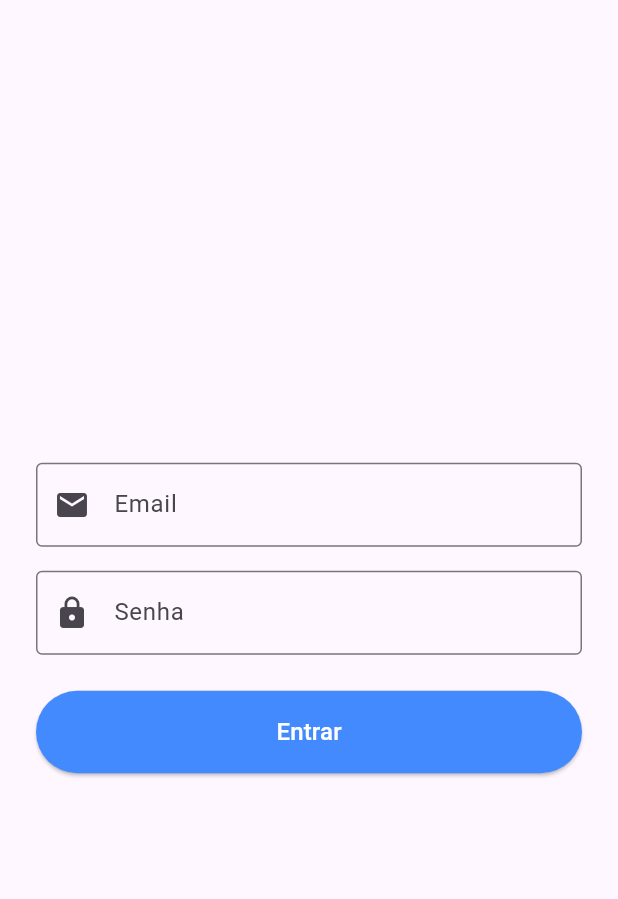
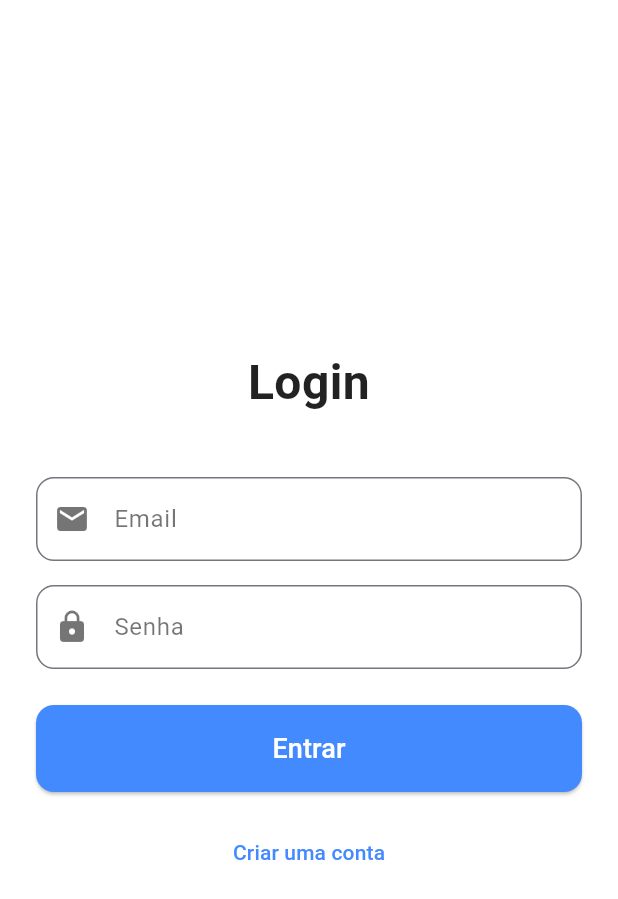
Before and after one commit to lucas-lima-developer/fiap_m03_mobile_flutter, a Flutter app: the screen it shows after launch, on a phone screen of 412 x 824 dp. Shown: the top 899 px of the screen. Run offline on Flutter 3.47's test engine with Material 3 defaults, Android fonts, the phone set to English and light mode, and no system bars; our stand-ins replace firebase_auth, firebase_core; accounts and stored records are empty.

Commit message:
Alterando git ingore

```diff
--- a/lib/main.dart
+++ b/lib/main.dart
@@ -1,8 +1,22 @@
 import 'package:flutter/material.dart';
-import 'pages/login_page.dart';
+import 'package:firebase_core/firebase_core.dart';
+import 'package:provider/provider.dart';
+import 'providers/auth_provider.dart';
+import 'screens/login_screen.dart';
+import 'screens/register_screen.dart'; // Importe a tela de cadastro
 
-void main() {
-  runApp(const MyApp());
+void main() async {
+  WidgetsFlutterBinding.ensureInitialized();
+  await Firebase.initializeApp(); // Inicia Firebase
+
+  runApp(
+    MultiProvider(
+      providers: [
+        ChangeNotifierProvider(create: (context) => AuthProvider()),
+      ],
+      child: const MyApp(),
+    ),
+  );
 }
 
 class MyApp extends StatelessWidget {
@@ -12,7 +26,12 @@ class MyApp extends StatelessWidget {
   Widget build(BuildContext context) {
     return MaterialApp(
       debugShowCheckedModeBanner: false,
-      home: const LoginPage(),
+      initialRoute: '/login', // Rota inicial
+      routes: {
+        '/login': (context) => const LoginScreen(), // Rota para a tela de login
+        '/register': (context) =>
+            const RegisterScreen(), // Rota para a tela de cadastro
+      },
     );
   }
 }
--- a/lib/pages/login_page.dart
+++ /dev/null
@@ -1,67 +0,0 @@
-import 'package:flutter/material.dart';
-
-class LoginPage extends StatelessWidget {
-  const LoginPage({super.key});
-
-  @override
-  Widget build(BuildContext context) {
-    final emailController = TextEditingController();
-    final senhaController = TextEditingController();
-
-    return Scaffold(
-      body: Padding(
-        padding: const EdgeInsets.all(24.0),
-        child: Column(
-          mainAxisAlignment: MainAxisAlignment.center,
-          crossAxisAlignment: CrossAxisAlignment.stretch,
-          children: [
-            // const Text(
-            //   'Login',
-            //   textAlign: TextAlign.center,
-            //   style: TextStyle(
-            //     fontSize: 32,
-            //     fontWeight: FontWeight.bold,
-            //   ),
-            // ),
-            // const SizedBox(height: 32,),
-            TextField(
-              controller: emailController,
-              decoration: const InputDecoration(
-                labelText: 'Email',
-                border: OutlineInputBorder(),
-                prefixIcon: Icon(Icons.email)
-              ),
-            ),
-            const SizedBox(height: 16,),
-            TextField(
-              controller: senhaController,
-              obscureText: true,
-              decoration: const InputDecoration(
-                labelText: 'Senha',
-                border: OutlineInputBorder(),
-                prefixIcon: Icon(Icons.lock)
-              ),
-            ),
-            const SizedBox(height: 24,),
-            ElevatedButton(
-              onPressed: () {
-                print('Email ${emailController}');
-                print('Senha ${senhaController}');
-              },
-              style: ElevatedButton.styleFrom(
-                backgroundColor: Colors.blueAccent,
-                foregroundColor: Colors.white,
-                padding: const EdgeInsets.symmetric(vertical: 16)
-              ),
-              child: const Text(
-                'Entrar',
-                style: TextStyle(fontSize: 16),
-              ),
-            ),
-          ],
-        ),
-      ),
-    );
-  }
-
-}
--- /dev/null
+++ b/lib/screens/login_screen.dart
@@ -0,0 +1,131 @@
+import 'package:flutter/material.dart';
+import 'package:provider/provider.dart';
+import '../providers/auth_provider.dart';
+import 'home_screen.dart';
+import 'register_screen.dart'; // Importe a tela de cadastro
+
+class LoginScreen extends StatefulWidget {
+  const LoginScreen({super.key});
+
+  @override
+  _LoginScreenState createState() => _LoginScreenState();
+}
+
+class _LoginScreenState extends State<LoginScreen> {
+  final TextEditingController _emailController = TextEditingController();
+  final TextEditingController _passwordController = TextEditingController();
+  bool _isLoading = false;
+
+  void _login() async {
+    setState(() => _isLoading = true);
+
+    final authProvider = Provider.of<AuthProvider>(context, listen: false);
+    String? error = await authProvider.login(
+      _emailController.text.trim(),
+      _passwordController.text.trim(),
+    );
+
+    setState(() => _isLoading = false);
+
+    if (error == null) {
+      Navigator.pushReplacement(
+        context,
+        MaterialPageRoute(builder: (context) => const HomeScreen()),
+      );
+    } else {
+      ScaffoldMessenger.of(context).showSnackBar(
+        SnackBar(content: Text(error)),
+      );
+    }
+  }
+
+  @override
+  Widget build(BuildContext context) {
+    return Scaffold(
+      backgroundColor: Colors.white, // Fundo branco para um visual clean
+      body: Center(
+        child: SingleChildScrollView(
+          padding: const EdgeInsets.all(24.0),
+          child: Column(
+            mainAxisAlignment: MainAxisAlignment.center,
+            crossAxisAlignment: CrossAxisAlignment.stretch,
+            children: [
+              const Text(
+                "Login",
+                style: TextStyle(
+                  fontSize: 32,
+                  fontWeight: FontWeight.bold,
+                  color: Colors.black87,
+                ),
+                textAlign: TextAlign.center,
+              ),
+              const SizedBox(height: 40),
+              TextField(
+                controller: _emailController,
+                decoration: InputDecoration(
+                  labelText: "Email",
+                  labelStyle: TextStyle(color: Colors.black54),
+                  border: OutlineInputBorder(
+                    borderRadius: BorderRadius.circular(12),
+                    borderSide: BorderSide(color: Colors.black54),
+                  ),
+                  focusedBorder: OutlineInputBorder(
+                    borderRadius: BorderRadius.circular(12),
+                    borderSide: BorderSide(color: Colors.blueAccent),
+                  ),
+                  prefixIcon: Icon(Icons.email, color: Colors.black54),
+                ),
+              ),
+              const SizedBox(height: 16),
+              TextField(
+                controller: _passwordController,
+                obscureText: true,
+                decoration: InputDecoration(
+                  labelText: "Senha",
+                  labelStyle: TextStyle(color: Colors.black54),
+                  border: OutlineInputBorder(
+                    borderRadius: BorderRadius.circular(12),
+                    borderSide: BorderSide(color: Colors.black54),
+                  ),
+                  focusedBorder: OutlineInputBorder(
+                    borderRadius: BorderRadius.circular(12),
+                    borderSide: BorderSide(color: Colors.blueAccent),
+                  ),
+                  prefixIcon: Icon(Icons.lock, color: Colors.black54),
+                ),
+              ),
+              const SizedBox(height: 24),
+              _isLoading
+                  ? const CircularProgressIndicator(color: Colors.blueAccent)
+                  : ElevatedButton(
+                      onPressed: _login,
+                      style: ElevatedButton.styleFrom(
+                        backgroundColor: Colors.blueAccent,
+                        padding: const EdgeInsets.symmetric(vertical: 16),
+                        shape: RoundedRectangleBorder(
+                          borderRadius: BorderRadius.circular(12),
+                        ),
+                      ),
+                      child: const Text(
+                        "Entrar",
+                        style: TextStyle(fontSize: 18, color: Colors.white),
+                      ),
+                    ),
+              const SizedBox(height: 16),
+              TextButton(
+                onPressed: () {
+                  // Navegar para a tela de cadastro
+                  Navigator.pushNamed(context, '/register');
+                },
+                child: const Text(
+                  "Criar uma conta",
+                  style: TextStyle(color: Colors.blueAccent),
+                ),
+              ),
+            ],
+          ),
+        ),
+      ),
+    );
+  }
+}
```
Also changed, not shown: lib/providers/auth_provider.dart (added, +39 -0 lines), lib/screens/home_screen.dart (added, +87 -0 lines), lib/screens/register_screen.dart (added, +157 -0 lines), pubspec.yaml (+11 -69 lines), pubspec.lock, 258 other files.
